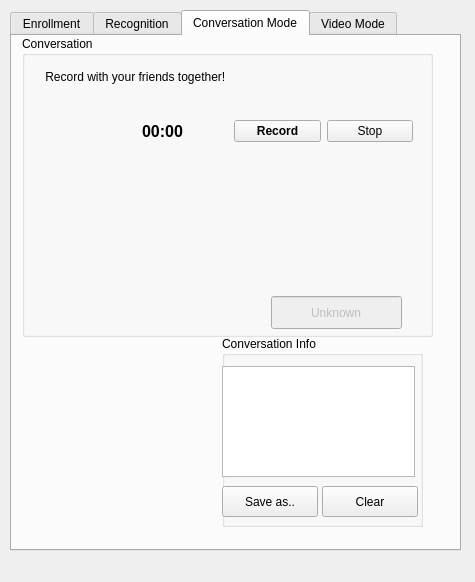
This is gui/edytor.ui in ppwwyyxx/speaker-recognition as Qt 5 draws it before an edit. The edited form follows.
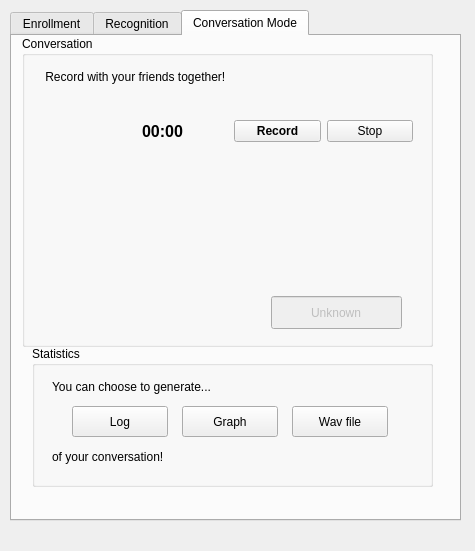
This is the edited form. The open tabs and pages were chosen to show the change.

Commit message: delete unused items

```diff
--- a/gui/edytor.ui
+++ b/gui/edytor.ui
@@ -7,7 +7,7 @@
     <x>0</x>
     <y>0</y>
     <width>475</width>
-    <height>582</height>
+    <height>551</height>
    </rect>
   </property>
   <property name="windowTitle">
@@ -22,7 +22,7 @@
      <x>10</x>
      <y>10</y>
      <width>451</width>
-     <height>541</height>
+     <height>511</height>
     </rect>
    </property>
    <property name="currentIndex">
@@ -715,7 +715,7 @@
        <x>10</x>
        <y>0</y>
        <width>411</width>
-       <height>301</height>
+       <height>311</height>
       </rect>
      </property>
      <property name="title">
@@ -863,113 +863,83 @@
     <widget class="QGroupBox" name="groupBox_4">
      <property name="geometry">
       <rect>
-       <x>210</x>
-       <y>300</y>
-       <width>201</width>
-       <height>191</height>
-      </rect>
-     </property>
-     <property name="title">
-      <string>Conversation Info</string>
-     </property>
-     <widget class="QTextBrowser" name="Conv_Info">
-      <property name="geometry">
-       <rect>
-        <x>0</x>
-        <y>30</y>
-        <width>193</width>
-        <height>111</height>
-       </rect>
-      </property>
-     </widget>
-     <widget class="QPushButton" name="Conv_Saveas">
-      <property name="geometry">
-       <rect>
-        <x>0</x>
-        <y>150</y>
-        <width>96</width>
-        <height>31</height>
-       </rect>
-      </property>
-      <property name="text">
-       <string>Save as..</string>
-      </property>
-     </widget>
-     <widget class="QPushButton" name="Conv_Clear">
-      <property name="geometry">
-       <rect>
-        <x>100</x>
-        <y>150</y>
-        <width>96</width>
-        <height>31</height>
-       </rect>
-      </property>
-      <property name="text">
-       <string>Clear</string>
-      </property>
-     </widget>
-    </widget>
-   </widget>
-   <widget class="QWidget" name="Video">
-    <attribute name="title">
-     <string>Video Mode</string>
-    </attribute>
-    <widget class="QMdiArea" name="mdiArea">
-     <property name="geometry">
-      <rect>
-       <x>30</x>
-       <y>110</y>
-       <width>301</width>
-       <height>201</height>
-      </rect>
-     </property>
-    </widget>
-    <widget class="QSlider" name="horizontalSlider">
-     <property name="geometry">
-      <rect>
-       <x>30</x>
+       <x>20</x>
        <y>310</y>
-       <width>301</width>
-       <height>51</height>
+       <width>401</width>
+       <height>141</height>
       </rect>
      </property>
-     <property name="orientation">
-      <enum>Qt::Horizontal</enum>
+     <property name="title">
+      <string>Statistics</string>
      </property>
+     <widget class="QPushButton" name="pushButton">
+      <property name="geometry">
+       <rect>
+        <x>40</x>
+        <y>60</y>
+        <width>96</width>
+        <height>31</height>
+       </rect>
+      </property>
+      <property name="text">
+       <string>Log</string>
+      </property>
+     </widget>
+     <widget class="QPushButton" name="pushButton_2">
+      <property name="geometry">
+       <rect>
+        <x>150</x>
+        <y>60</y>
+        <width>96</width>
+        <height>31</height>
+       </rect>
+      </property>
+      <property name="text">
+       <string>Graph</string>
+      </property>
+     </widget>
+     <widget class="QPushButton" name="pushButton_3">
+      <property name="geometry">
+       <rect>
+        <x>260</x>
+        <y>60</y>
+        <width>96</width>
+        <height>31</height>
+       </rect>
+      </property>
+      <property name="text">
+       <string>Wav file</string>
+      </property>
+     </widget>
+     <widget class="QLabel" name="label_7">
+      <property name="geometry">
+       <rect>
+        <x>20</x>
+        <y>30</y>
+        <width>331</width>
+        <height>21</height>
+       </rect>
+      </property>
+      <property name="text">
+       <string>You can choose to generate...</string>
+      </property>
+     </widget>
+     <widget class="QLabel" name="label_9">
+      <property name="geometry">
+       <rect>
+        <x>20</x>
+        <y>100</y>
+        <width>331</width>
+        <height>21</height>
+       </rect>
+      </property>
+      <property name="text">
+       <string>of your conversation!</string>
+      </property>
+     </widget>
     </widget>
-    <widget class="QPushButton" name="OpenVideo">
-     <property name="geometry">
-      <rect>
-       <x>30</x>
-       <y>60</y>
-       <width>96</width>
-       <height>31</height>
-      </rect>
-     </property>
-     <property name="text">
-      <string>Open...</string>
-     </property>
-    </widget>
-    <widget class="QLabel" name="label_7">
-     <property name="geometry">
-      <rect>
-       <x>30</x>
-       <y>190</y>
-       <width>291</width>
-       <height>51</height>
-      </rect>
-     </property>
-     <property name="font">
-      <font>
-       <pointsize>12</pointsize>
-       <weight>75</weight>
-       <bold>true</bold>
-      </font>
-     </property>
-     <property name="text">
-      <string>This page is under construction</string>
-     </property>
-    </widget>
+    <zorder>groupBox_4</zorder>
+    <zorder>groupBox_7</zorder>
    </widget>
   </widget>
  </widget>
```
Left out of the diff: 34 changed lines with no effect on the pictures.
